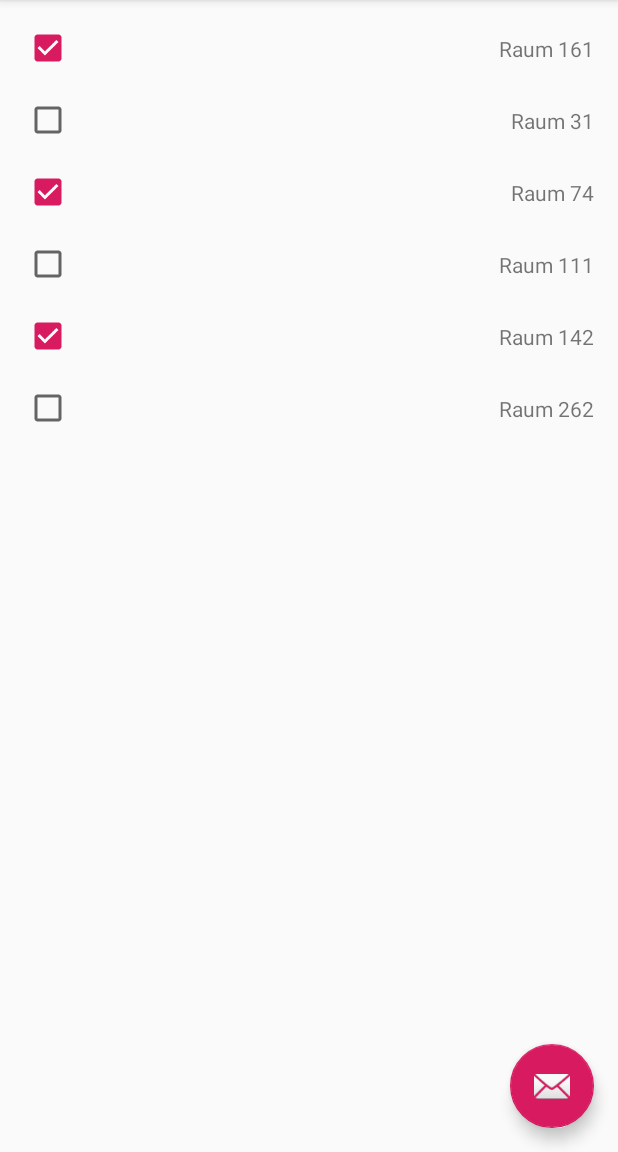
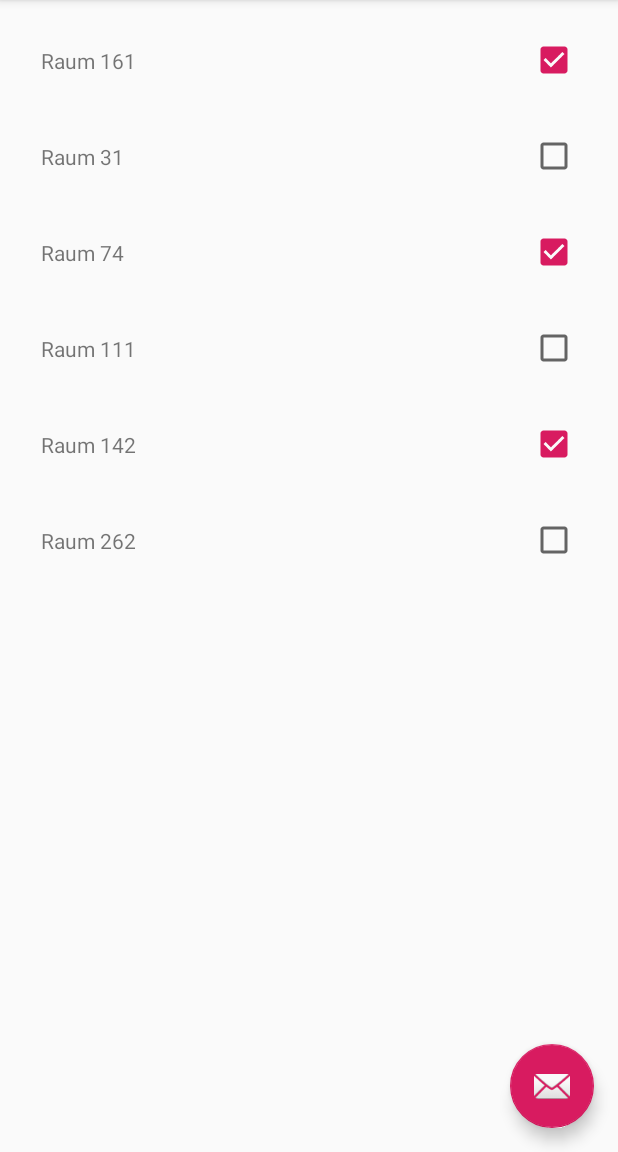
Before and after one commit to campusjagd/Campusjagd, an Android app: the screen it shows after launch (MainActivity), in the side drawer, after a tap on "Alle Räume", on a phone screen of 412 x 824 dp, the part 84-1236 px from its top. Run offline under Robolectric (Android 15) with nearby library versions, the phone set to English and light mode, and no system bars.

Commit message:
Implement ExtendedRoomAdapter

```diff
--- a/app/src/main/java/de/tubs/campusjagd/model/GPS.java
+++ b/app/src/main/java/de/tubs/campusjagd/model/GPS.java
@@ -1,4 +1,9 @@
 package de.tubs.campusjagd.model;
 
 public class GPS {
+
+    @Override
+    public String toString() {
+        return "GPS MOCK";
+    }
 }
--- a/app/src/main/java/de/tubs/campusjagd/view/ExtendedRoomAdapter.java
+++ b/app/src/main/java/de/tubs/campusjagd/view/ExtendedRoomAdapter.java
@@ -1,32 +1,88 @@
 package de.tubs.campusjagd.view;
 
 import android.support.annotation.NonNull;
+import android.support.constraint.ConstraintLayout;
 import android.support.v7.widget.RecyclerView;
+import android.view.LayoutInflater;
 import android.view.View;
 import android.view.ViewGroup;
 import android.widget.CheckBox;
 import android.widget.ImageView;
 import android.widget.TextView;
 
+import java.util.Date;
+import java.util.List;
+
 import de.tubs.campusjagd.R;
+import de.tubs.campusjagd.model.Room;
 
 public class ExtendedRoomAdapter extends RecyclerView.Adapter<ItemExtendedRoomViewHolder> {
 
+    /**
+     * Basic constructor
+     * @param roomList List with all rooms to show
+     */
+    public ExtendedRoomAdapter(List<Room> roomList) {
+        mRoomList = roomList;
+    }
 
+    /**
+     * List holding all the rooms
+     */
+    private List<Room> mRoomList;
+
+    /**
+     * The position of the expanded element
+     */
+    private int mExpandedPosition = -1;
+
+    /**
+     * Inflates the view for the single items
+     *
+     * @param parent Parent view
+     * @param position Counter
+     * @return Inflated view items
+     */
     @NonNull
     @Override
-    public ItemExtendedRoomViewHolder onCreateViewHolder(@NonNull ViewGroup viewGroup, int i) {
-        return null;
+    public ItemExtendedRoomViewHolder onCreateViewHolder(@NonNull ViewGroup parent, int position) {
+        View v = LayoutInflater.from(parent.getContext()).inflate(R.layout.item_room_card_item, parent, false);
+
+        return new ItemExtendedRoomViewHolder(v);
     }
 
     @Override
-    public void onBindViewHolder(@NonNull ItemExtendedRoomViewHolder itemExtendedRoomViewHolder, int i) {
+    public void onBindViewHolder(@NonNull ItemExtendedRoomViewHolder holder, int position) {
+        Room room = mRoomList.get(position);
 
+        holder.roomName.setText(room.getName());
+        holder.timestamp.setText(new Date(room.getTimestamp()).toString());
+        holder.points.setText(Integer.toString(room.getPoints()));
+        holder.gpsPosition.setText("GPS: " + room.getGps().toString());
+        holder.checkBox.setChecked(room.isRoomFound());
+        // TODO generate qr code
+
+        // Expansion of challenge when you click on it
+        final boolean isExpanded = position == mExpandedPosition;
+        holder.hiddenView.setVisibility(isExpanded ? View.VISIBLE : View.GONE);
+        holder.itemView.setActivated(isExpanded);
+        final int itemposition = holder.getAdapterPosition();
+        holder.itemView.setOnClickListener(new View.OnClickListener() {
+            @Override
+            public void onClick(View v) {
+                mExpandedPosition = isExpanded ? -1 : itemposition;
+
+                // You can add a transition later with (But you have to implement stuff here later
+                //TransitionManager.beginDelayedTransition(mRecyclerView);
+
+                notifyItemChanged(itemposition);
+            }
+        });
     }
 
     @Override
     public int getItemCount() {
-        return 0;
+        return mRoomList.size();
     }
 }
 
@@ -42,6 +98,7 @@ class ItemExtendedRoomViewHolder extends RecyclerView.ViewHolder{
     TextView gpsPosition;
     CheckBox checkBox;
     ImageView qr;
+    View hiddenView;
 
     public ItemExtendedRoomViewHolder(@NonNull View itemView) {
         super(itemView);
@@ -52,5 +109,6 @@ class ItemExtendedRoomViewHolder extends RecyclerView.ViewHolder{
         gpsPosition = itemView.findViewById(R.id.item_extended_room_adapter_gps_position);
         checkBox = itemView.findViewById(R.id.item_extended_room_adapter_checkBox);
         qr = itemView.findViewById(R.id.item_extended_room_adapter_qr);
+        hiddenView = itemView.findViewById(R.id.item_extended_room_adapter_hiddenView);
     }
 }
--- a/app/src/main/java/de/tubs/campusjagd/view/RoomListFragment.java
+++ b/app/src/main/java/de/tubs/campusjagd/view/RoomListFragment.java
@@ -55,7 +55,7 @@ public class RoomListFragment extends Fragment {
 
         //Set up adapter
         // We reuse the adapter from the challenge list here. If we need more special styling we can create a new one.
-        RoomAdapter roomAdapter = new RoomAdapter(mRoomList);
+        ExtendedRoomAdapter roomAdapter = new ExtendedRoomAdapter(mRoomList);
         roomRecyclerView.setAdapter(roomAdapter);
 
     }
--- a/app/src/main/res/layout/item_room_card_item.xml
+++ b/app/src/main/res/layout/item_room_card_item.xml
@@ -6,6 +6,17 @@
     android:layout_width="match_parent"
     android:layout_height="wrap_content">
 
+    <android.support.constraint.ConstraintLayout
+        android:layout_width="374dp"
+        android:layout_height="match_parent"
+        android:layout_marginStart="8dp"
+        android:layout_marginTop="8dp"
+        android:layout_marginEnd="8dp"
+        android:layout_marginBottom="8dp"
+        app:layout_constraintBottom_toTopOf="@+id/item_extended_room_adapter_hiddenView"
+        app:layout_constraintEnd_toEndOf="parent"
+        app:layout_constraintStart_toStartOf="parent"
+        app:layout_constraintTop_toTopOf="parent">
 
         <TextView
             android:id="@+id/item_extended_room_adapter_roomname"
@@ -13,7 +24,9 @@
             android:layout_height="wrap_content"
             android:layout_marginStart="8dp"
             android:layout_marginTop="8dp"
+            android:layout_marginBottom="8dp"
             android:text="TextView"
+            app:layout_constraintBottom_toBottomOf="parent"
             app:layout_constraintStart_toStartOf="parent"
             app:layout_constraintTop_toTopOf="parent" />
 
@@ -21,12 +34,25 @@
             android:id="@+id/item_extended_room_adapter_checkBox"
             android:layout_width="wrap_content"
             android:layout_height="wrap_content"
-        android:layout_marginStart="8dp"
             android:layout_marginTop="8dp"
             android:layout_marginEnd="8dp"
+            android:layout_marginBottom="8dp"
+            app:layout_constraintBottom_toBottomOf="parent"
             app:layout_constraintEnd_toEndOf="parent"
-        app:layout_constraintStart_toStartOf="@+id/guideline"
             app:layout_constraintTop_toTopOf="parent" />
+    </android.support.constraint.ConstraintLayout>
+
+    <android.support.constraint.ConstraintLayout
+        android:id="@+id/item_extended_room_adapter_hiddenView"
+        android:layout_width="match_parent"
+        android:layout_height="wrap_content"
+        android:layout_marginStart="8dp"
+        android:layout_marginEnd="8dp"
+        android:layout_marginBottom="8dp"
+        android:visibility="gone"
+        app:layout_constraintBottom_toBottomOf="parent"
+        app:layout_constraintEnd_toEndOf="parent"
+        app:layout_constraintStart_toStartOf="parent">
 
         <TextView
             android:id="@+id/item_extended_room_adapter_timestamp"
@@ -36,7 +62,7 @@
             android:layout_marginTop="8dp"
             android:text="TextView"
             app:layout_constraintStart_toStartOf="parent"
-        app:layout_constraintTop_toBottomOf="@+id/item_extended_room_adapter_roomname" />
+            app:layout_constraintTop_toTopOf="parent" />
 
         <TextView
             android:id="@+id/item_extended_room_adapter_points"
@@ -44,7 +70,9 @@
             android:layout_height="wrap_content"
             android:layout_marginStart="8dp"
             android:layout_marginTop="8dp"
+            android:layout_marginBottom="8dp"
             android:text="TextView"
+            app:layout_constraintBottom_toTopOf="@+id/item_extended_room_adapter_gps_position"
             app:layout_constraintStart_toStartOf="parent"
             app:layout_constraintTop_toBottomOf="@+id/item_extended_room_adapter_timestamp" />
 
@@ -53,29 +81,21 @@
             android:layout_width="wrap_content"
             android:layout_height="wrap_content"
             android:layout_marginStart="8dp"
-        android:layout_marginTop="8dp"
+            android:layout_marginBottom="8dp"
             android:text="TextView"
-        app:layout_constraintStart_toStartOf="parent"
-        app:layout_constraintTop_toBottomOf="@+id/item_extended_room_adapter_points" />
-
-    <android.support.constraint.Guideline
-        android:id="@+id/guideline"
-        android:layout_width="wrap_content"
-        android:layout_height="wrap_content"
-        android:orientation="vertical"
-        app:layout_constraintGuide_begin="245dp" />
+            app:layout_constraintBottom_toBottomOf="parent"
+            app:layout_constraintStart_toStartOf="parent" />
 
         <ImageView
             android:id="@+id/item_extended_room_adapter_qr"
-        android:layout_width="0dp"
-        android:layout_height="wrap_content"
-        android:layout_marginStart="8dp"
+            android:layout_width="40dp"
+            android:layout_height="128dp"
             android:layout_marginTop="8dp"
             android:layout_marginEnd="8dp"
             android:layout_marginBottom="8dp"
             app:layout_constraintBottom_toBottomOf="parent"
             app:layout_constraintEnd_toEndOf="parent"
-        app:layout_constraintStart_toStartOf="@+id/guideline"
-        app:layout_constraintTop_toBottomOf="@+id/item_extended_room_adapter_checkBox"
+            app:layout_constraintTop_toTopOf="parent"
             tools:srcCompat="@tools:sample/avatars[0]" />
     </android.support.constraint.ConstraintLayout>
+</android.support.constraint.ConstraintLayout>
```
Lines whose indentation alone changed are shown as unchanged.
